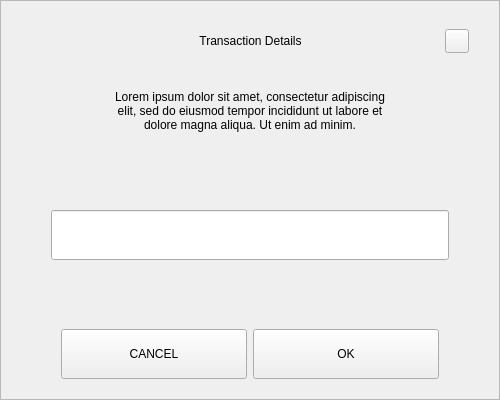
Qt form src/qt/eros/forms/sendchangeaddressdialog.ui (ErosCore/ErosCore) before a commit.
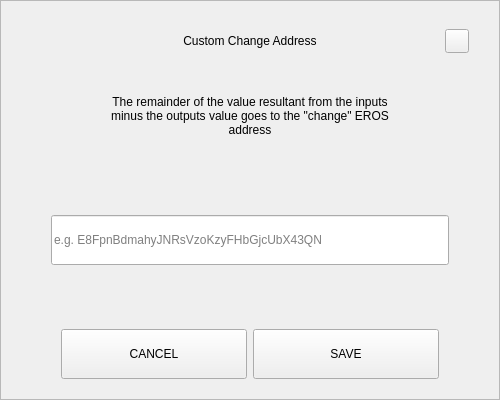
The same form after that commit.

The edit to the form file:
```diff
--- a/src/qt/eros/forms/sendchangeaddressdialog.ui
+++ b/src/qt/eros/forms/sendchangeaddressdialog.ui
@@ -92,7 +92,7 @@
            <string notr="true">padding-left:24px;</string>
           </property>
           <property name="text">
-           <string>Transaction Details</string>
+           <string>Custom Change Address</string>
           </property>
           <property name="alignment">
            <set>Qt::AlignCenter</set>
@@ -160,11 +160,11 @@
         <property name="minimumSize">
          <size>
           <width>0</width>
-          <height>60</height>
+          <height>70</height>
          </size>
         </property>
         <property name="text">
-         <string>Lorem ipsum dolor sit amet, consectetur adipiscing elit, sed do eiusmod tempor incididunt ut labore et dolore magna aliqua. Ut enim ad minim.</string>
+         <string>The remainder of the value resultant from the inputs minus the outputs value goes to the &quot;change&quot; EROS address</string>
         </property>
         <property name="alignment">
          <set>Qt::AlignCenter</set>
@@ -206,6 +206,9 @@
             <height>50</height>
            </size>
           </property>
+          <property name="placeholderText">
+           <string notr="true">e.g. E8FpnBdmahyJNRsVzoKzyFHbGjcUbX43QN</string>
+          </property>
          </widget>
         </item>
        </layout>
@@ -262,7 +265,7 @@
            <enum>Qt::NoFocus</enum>
           </property>
           <property name="text">
-           <string>OK</string>
+           <string>SAVE</string>
           </property>
          </widget>
         </item>
```
